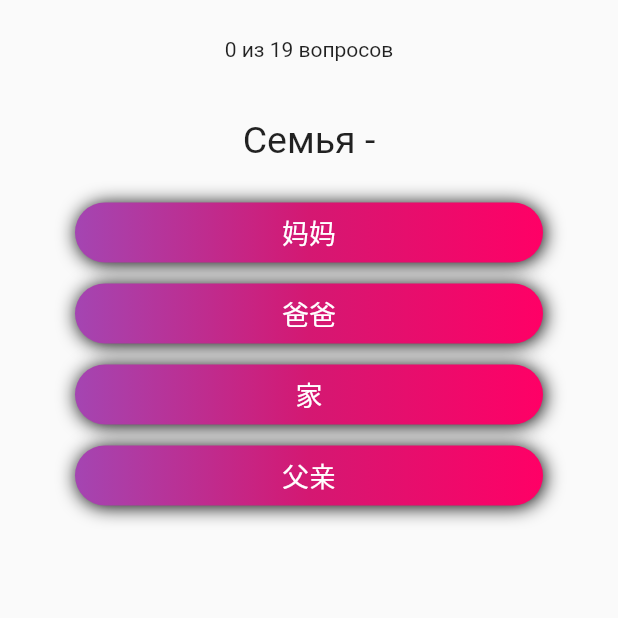
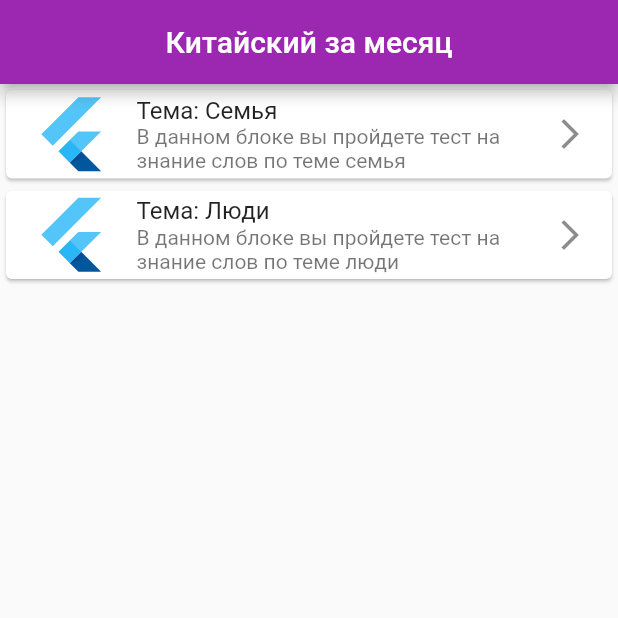
Before and after one commit to ivgl-ops/Speed-Chinese, a Flutter app: the screen it shows after launch, on a phone screen of 412 x 824 dp, the top half of it. Run offline on Flutter 3.47's test engine with Material 2 defaults, Android fonts, the phone set to English and light mode, and no system bars.

Commit message:
MVP: update List =)

```diff
--- a/lib/main.dart
+++ b/lib/main.dart
@@ -1,6 +1,7 @@
+import 'package:chinese/pages/main_page.dart';
 import 'package:flutter/material.dart';
 
-import 'pages/home_page.dart';
+import 'pages/quiz_page.dart';
 
 void main() {
   runApp(const MyApp());
@@ -18,6 +19,6 @@ class MyApp extends StatelessWidget {
           primarySwatch: Colors.red,
           // textTheme: TextTheme(caption: ),
         ),
-        home: HomePage());
+        home: MainPage());
   }
 }
--- a/lib/models/question.dart
+++ b/lib/models/question.dart
@@ -5,7 +5,7 @@ class Question {
   Question({required this.title, required this.answers});
 }
 
-class QuestionData {
+class QuestionDataFamily {
   final _data = [
     Question(title: 'Семья - ', answers: [
       {'answer': '妈妈'},
@@ -124,3 +124,123 @@ class QuestionData {
   ];
   List<Question> get questions => [..._data];
 }
+
+class QuestionDataPeople {
+  final _data = [
+    Question(title: 'Студент, ученик, учащийся - ', answers: [
+      {'answer': '奴隶'},
+      {'answer': '旅行者'},
+      {'answer': '学生', 'isCorrect': 1},
+      {'answer': '父亲'},
+    ]),
+    Question(title: 'Шпион, агент, шпионский  - ', answers: [
+      {'answer': '间谍', 'isCorrect': 1},
+      {'answer': '奴隶'},
+      {'answer': '退休者'},
+      {'answer': '行者'},
+    ]),
+    Question(title: 'Папа - ', answers: [
+      {'answer': '妈妈'},
+      {'answer': '爸爸', 'isCorrect': 1},
+      {'answer': '家'},
+      {'answer': '父亲'},
+    ]),
+    Question(title: 'Бабушка по папиной линии	 - ', answers: [
+      {'answer': '妈妈'},
+      {'answer': '爸爸'},
+      {'answer': '家'},
+      {'answer': '奶奶', 'isCorrect': 1},
+    ]),
+    Question(title: 'Младший брат - ', answers: [
+      {'answer': '弟弟', 'isCorrect': 1},
+      {'answer': '爸爸'},
+      {'answer': '家'},
+      {'answer': '父亲'},
+    ]),
+    Question(title: 'Старший брат - ', answers: [
+      {'answer': '弟弟'},
+      {'answer': ' 哥哥	', 'isCorrect': 1},
+      {'answer': '家'},
+      {'answer': '父亲'},
+    ]),
+    Question(title: 'Младшая сестра - ', answers: [
+      {'answer': '妈妈'},
+      {'answer': '爸爸'},
+      {'answer': '妹妹', 'isCorrect': 1},
+      {'answer': '父亲'},
+    ]),
+    Question(title: 'Старшая сестра - ', answers: [
+      {'answer': '妈妈'},
+      {'answer': '爸爸'},
+      {'answer': '姐姐', 'isCorrect': 1},
+      {'answer': '父亲'},
+    ]),
+    Question(title: 'Братья - ', answers: [
+      {'answer': '兄弟', 'isCorrect': 1},
+      {'answer': '爸爸'},
+      {'answer': '姐姐'},
+      {'answer': '父亲'},
+    ]),
+    Question(title: 'Сёстры - ', answers: [
+      {'answer': '兄弟'},
+      {'answer': '爸爸'},
+      {'answer': '姐妹', 'isCorrect': 1},
+      {'answer': '父亲'},
+    ]),
+    Question(title: 'Муж - ', answers: [
+      {'answer': '兄弟'},
+      {'answer': '爸爸'},
+      {'answer': '丈夫', 'isCorrect': 1},
+      {'answer': '父亲'},
+    ]),
+    Question(title: 'Жена - ', answers: [
+      {'answer': '兄弟'},
+      {'answer': '爸爸'},
+      {'answer': '丈夫'},
+      {'answer': '妻子', 'isCorrect': 1},
+    ]),
+    Question(title: 'Родители - ', answers: [
+      {'answer': '父母', 'isCorrect': 1},
+      {'answer': '爸爸'},
+      {'answer': '丈夫'},
+      {'answer': '妻子'},
+    ]),
+    Question(title: 'Дети - ', answers: [
+      {'answer': '父母'},
+      {'answer': '爸爸'},
+      {'answer': ' 孩子们	', 'isCorrect': 1},
+      {'answer': '妻子'},
+    ]),
+    Question(title: 'Сын - ', answers: [
+      {'answer': ' 儿子	', 'isCorrect': 1},
+      {'answer': '爸爸'},
+      {'answer': ' 孩子们	'},
+      {'answer': '妻子'},
+    ]),
+    Question(title: 'Дочь - ', answers: [
+      {'answer': ' 儿子	'},
+      {'answer': '爸爸'},
+      {'answer': ' 女儿', 'isCorrect': 1},
+      {'answer': '妻子'},
+    ]),
+    Question(title: 'Супруг(а) - ', answers: [
+      {'answer': ' 爱人	', 'isCorrect': 1},
+      {'answer': '爸爸'},
+      {'answer': ' 女儿'},
+      {'answer': '妻子'},
+    ]),
+    Question(title: 'тетя - ', answers: [
+      {'answer': ' 爱人	'},
+      {'answer': ' 阿姨	', 'isCorrect': 1},
+      {'answer': ' 女儿'},
+      {'answer': '妻子'},
+    ]),
+    Question(title: 'Дядя - ', answers: [
+      {'answer': ' 爱人	'},
+      {'answer': ' 阿姨	'},
+      {'answer': ' 叔叔', 'isCorrect': 1},
+      {'answer': '妻子'},
+    ]),
+  ];
+  List<Question> get questions => [..._data];
+}
--- /dev/null
+++ b/lib/pages/main_page.dart
@@ -0,0 +1,26 @@
+import 'package:chinese/widgets/list_with_topic.dart';
+import 'package:flutter/material.dart';
+
+class MainPage extends StatefulWidget {
+  MainPage({Key? key}) : super(key: key);
+
+  @override
+  State<MainPage> createState() => _MainPageState();
+}
+
+class _MainPageState extends State<MainPage> {
+  @override
+  Widget build(BuildContext context) {
+    return Scaffold(
+      appBar: AppBar(
+        title: const Text(
+          "Китайский за месяц",
+          style: TextStyle(color: Colors.white, fontSize: 20),
+        ),
+        centerTitle: true,
+        backgroundColor: Colors.purple,
+      ),
+      body: ListTopic(),
+    );
+  }
+}
--- a/lib/pages/home_page.dart
+++ b/lib/pages/quiz_page.dart
@@ -4,19 +4,23 @@ import 'package:chinese/widgets/quiz.dart';
 import 'package:chinese/widgets/result.dart';
 import 'package:flutter/material.dart';
 
-class HomePage extends StatefulWidget {
-  const HomePage({Key? key}) : super(key: key);
-
+class QuizPage extends StatefulWidget {
+  final topicDataList;
+  QuizPage({Key? key, required this.topicDataList}) : super(key: key);
   @override
-  State<HomePage> createState() => _HomePageState();
+  State<QuizPage> createState() => _QuizPageState();
 }
 
-class _HomePageState extends State<HomePage> {
-  final QuestionData data = QuestionData();
+class _QuizPageState extends State<QuizPage> {
   int _countResult = 0;
   int _questionIndex = 0;
   int _questionIndexProgressBar = 1;
   List<Container> _icons = [];
+  var data;
+
+  void initState() {
+    data = widget.topicDataList;
+  }
 
   void _clearState() => setState(() {
         _questionIndex = 0;
--- /dev/null
+++ b/lib/widgets/list_with_topic.dart
@@ -0,0 +1,31 @@
+import 'package:chinese/models/question.dart';
+import 'package:chinese/widgets/topic_card.dart';
+import 'package:flutter/material.dart';
+
+class ListTopic extends StatefulWidget {
+  ListTopic({Key? key}) : super(key: key);
+  final QuestionDataPeople dataPeople = QuestionDataPeople();
+  @override
+  State<ListTopic> createState() => _ListTopicState();
+}
+
+//лист
+class _ListTopicState extends State<ListTopic> {
+  @override
+  Widget build(BuildContext context) {
+    return ListView(
+      children: [
+        TopicCard(
+            title: 'Тема: Семья',
+            subtitle:
+                'В данном блоке вы пройдете тест на знание слов по теме семья',
+            topicData: QuestionDataFamily()),
+        TopicCard(
+            title: 'Тема: Люди',
+            subtitle:
+                'В данном блоке вы пройдете тест на знание слов по теме люди',
+            topicData: QuestionDataPeople()),
+      ],
+    );
+  }
+}
--- /dev/null
+++ b/lib/widgets/topic_card.dart
@@ -0,0 +1,37 @@
+import 'package:chinese/pages/quiz_page.dart';
+import 'package:flutter/material.dart';
+
+class TopicCard extends StatelessWidget {
+  const TopicCard(
+      {Key? key,
+      required this.title,
+      required this.subtitle,
+      required this.topicData})
+      : super(key: key);
+
+  final String title;
+  final String subtitle;
+  final topicData;
+
+//карточка
+  @override
+  Widget build(BuildContext context) {
+    return Card(
+      child: ListTile(
+        leading: FlutterLogo(size: 55.0),
+        title: Text(title),
+        subtitle: Text(subtitle),
+        trailing: const Icon(Icons.arrow_forward_ios),
+        onTap: () {
+          Navigator.push(
+            context,
+            MaterialPageRoute(
+                builder: (context) => QuizPage(
+                      topicDataList: topicData,
+                    )),
+          );
+        },
+      ),
+    );
+  }
+}
```
